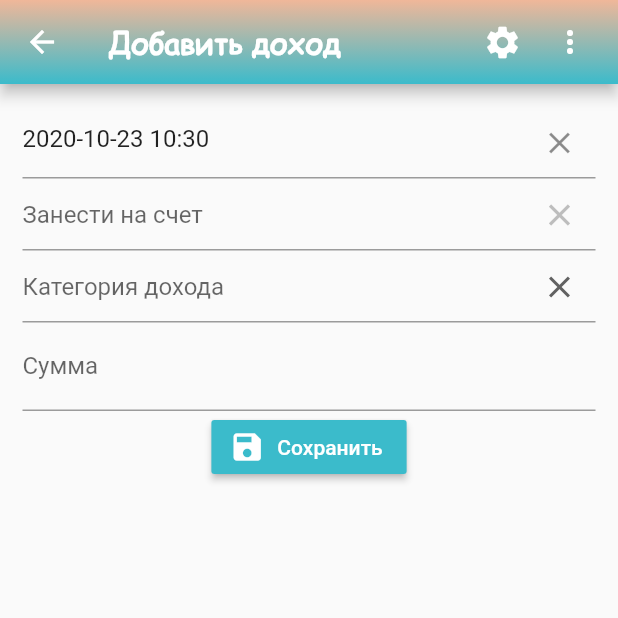
After one commit to DonMins/home_bookkeeping, a Flutter app: the Income screen opened directly, after a tap on the "add" icon, on a phone screen of 412 x 824 dp, the top half of it. The commit adds this screen. Run offline on Flutter 3.47's test engine with Material 2 defaults, Android fonts, the phone set to English and light mode, and no system bars; drawn by our look-alikes of datetime_picker_formfield; our stand-ins replace basic_utils, dropdown_formfield, sqflite; missing offline and left inert: dart:ffi; accounts and stored records are empty.

Commit message:
added income page

```diff
--- a/lib/Accounts.dart
+++ b/lib/Accounts.dart
@@ -3,7 +3,7 @@ import 'package:flutter/material.dart';
 import 'package:basic_utils/basic_utils.dart';
 
 import 'AddAccounts.dart';
-import 'db/AccountDB.dart';
+import 'db/AccountDb.dart';
 import 'db/HelperDB.dart';
 
 class Accounts extends StatefulWidget {
--- a/lib/AddAccounts.dart
+++ b/lib/AddAccounts.dart
@@ -2,9 +2,7 @@ import 'package:flutter/cupertino.dart';
 import 'package:flutter/material.dart';
 import 'package:flutter/services.dart';
 import 'package:sqflite/sqflite.dart';
-
-import 'Accounts.dart';
-import 'db/AccountDB.dart';
+import 'db/AccountDb.dart';
 import 'db/HelperDB.dart';
 
 class AddAccounts extends StatefulWidget {
--- /dev/null
+++ b/lib/AddIncome.dart
@@ -0,0 +1,229 @@
+import 'package:flutter/cupertino.dart';
+import 'package:flutter/material.dart';
+import 'package:flutter/services.dart';
+import 'package:home_bookkeeping/IncomeCategory.dart';
+import 'package:home_bookkeeping/db/AccountDb.dart';
+import 'package:sqflite/sqflite.dart';
+import 'package:datetime_picker_formfield/datetime_picker_formfield.dart';
+import 'package:intl/intl.dart';
+import 'package:dropdown_formfield/dropdown_formfield.dart';
+
+import 'db/HelperDB.dart';
+import 'db/IncomeCategoryDb.dart';
+import 'db/IncomeDb.dart';
+
+class AddIncome extends StatefulWidget {
+  AddIncome(
+      {Key key, this.title, this.isUpdating, this.curUserId, this.nameCategory})
+      : super(key: key);
+
+  final String title;
+  final String nameCategory;
+  final bool isUpdating;
+  final int curUserId;
+
+  @override
+  State<StatefulWidget> createState() {
+    return AddIncomeForm(title, isUpdating, curUserId, nameCategory);
+  }
+}
+
+class AddIncomeForm extends State<AddIncome> {
+  String title;
+
+  AddIncomeForm(this.title, this.isUpdating, this.curUserId, this.nameCategory);
+
+  Future<List<IncomeCategoryDb>> incomeCategoryDb;
+  List<DropdownMenuItem<String>> listCategory;
+  List<DropdownMenuItem<String>> listAccount;
+  TextEditingController controller = TextEditingController();
+  int curUserId;
+  String account;
+  int id;
+  DateTime date;
+  String nameCategory;
+  double amount;
+
+  final formKey = new GlobalKey<FormState>();
+  var dbHelper;
+  bool isUpdating;
+  String _myActivity;
+
+  @override
+  void initState() {
+    super.initState();
+    listCategory = [];
+    listAccount = [];
+    dbHelper = HelperDB();
+    dbHelper.getIncomeCategory().then((row) {
+      row.map((map) {
+        return getDropDownWidgetCategory(map);
+      }).forEach((dropDownItems) {
+        listCategory.add(dropDownItems);
+      });
+      setState(() {});
+    });
+
+    dbHelper.getAccounts().then((row) {
+      row.map((map) {
+        return getDropDownWidgetAccounts(map);
+      }).forEach((dropDownItems) {
+        listAccount.add(dropDownItems);
+      });
+      setState(() {});
+    });
+  }
+
+  DropdownMenuItem<String> getDropDownWidgetCategory(IncomeCategoryDb map) {
+    return DropdownMenuItem<String>(
+      value: map.nameCategory,
+      child: Text(map.nameCategory),
+    );
+  }
+  DropdownMenuItem<String> getDropDownWidgetAccounts(AccountDb map) {
+    return DropdownMenuItem<String>(
+      value: map.name,
+      child: Text(map.name),
+    );
+  }
+
+
+  validate() {
+    if (formKey.currentState.validate()) {
+      formKey.currentState.save();
+      if (isUpdating) {
+        IncomeDb e = IncomeDb(id, date, amount, account, nameCategory);
+        dbHelper.updateIncome(e);
+        setState(() {
+          isUpdating = false;
+        });
+      } else {
+        IncomeDb e = IncomeDb(null, date, amount, account, nameCategory);
+        dbHelper.saveIncome(e);
+      }
+      Navigator.pop(context, true);
+    }
+  }
+
+  @override
+  Widget build(BuildContext context) {
+    return Scaffold(
+      appBar: AppBar(
+        title: Text(
+          title,
+          style: TextStyle(
+            fontFamily: 'Comic',
+            fontWeight: FontWeight.bold,
+          ),
+        ),
+        actions: <Widget>[
+          Padding(
+              padding: EdgeInsets.only(right: 20.0),
+              child: GestureDetector(
+                onTap: () {},
+                child: Icon(
+                  Icons.settings,
+                  size: 26.0,
+                ),
+              )),
+          Padding(
+              padding: EdgeInsets.only(right: 20.0),
+              child: GestureDetector(
+                onTap: () {},
+                child: Icon(Icons.more_vert),
+              )),
+        ],
+        flexibleSpace: Container(
+            decoration: BoxDecoration(
+                gradient: LinearGradient(
+                    begin: Alignment.topCenter,
+                    end: Alignment.bottomCenter,
+                    colors: <Color>[
+              Color.fromRGBO(240, 183, 153, 1),
+              Color.fromRGBO(59, 187, 203, 1)
+            ]))),
+      ),
+      body: Form(
+          key: formKey,
+          child: Padding(
+              padding: EdgeInsets.all(15.0),
+              child: Column(
+                  mainAxisAlignment: MainAxisAlignment.center,
+                  mainAxisSize: MainAxisSize.min,
+                  verticalDirection: VerticalDirection.down,
+                  children: <Widget>[
+                    DateTimeField(
+                      format: DateFormat("yyyy-MM-dd HH:mm"),
+                      initialValue: DateTime.now(),
+                      validator: (val) => val == null ? 'Заполните дату' : null,
+                      onShowPicker: (context, currentValue) async {
+                        final date = await showDatePicker(
+                            context: context,
+                            firstDate: DateTime(1900),
+                            initialDate: DateTime.now(),
+                            lastDate: DateTime(2100));
+                        if (date != null) {
+                          final time = await showTimePicker(
+                            context: context,
+                            initialTime: TimeOfDay.fromDateTime(
+                                currentValue ?? DateTime.now()),
+                          );
+                          return DateTimeField.combine(date, time);
+                        } else {
+                          return currentValue;
+                        }
+                      },
+                    ),
+                    DropdownButtonFormField(
+                      // value: listCategory.length == 0 ? "" : listCategory[0].value,
+                      onChanged: (value) {},
+                      validator: (val) => val == null ? 'Выберите счет' : null,
+                      decoration: InputDecoration( hintText: 'Занести на счет',
+                        suffixIcon: IconButton(
+                          icon: Icon(Icons.clear),
+                          onPressed: () {
+                            formKey.currentState.reset();
+                          },
+                        ),
+                      ),
+                      items: listAccount,
+                    ),
+                    DropdownButtonFormField(
+                      // value: listCategory.length == 0 ? "" : listCategory[0].value,
+                      onChanged: (value) {},
+                      validator: (val) => val == null ? 'Выберите категорию' : null,
+                      decoration: InputDecoration(
+                        hintText: 'Категория дохода',
+                        suffixIcon: IconButton(
+                          icon: Icon(Icons.clear),
+                          onPressed: () {
+                            formKey.currentState.reset();
+                          },
+                        ),
+                      ),
+                      items: listCategory,
+                    ),
+                    TextFormField(
+                      controller: TextEditingController(
+                          text: amount == null ? "" : amount.toString()),
+                      keyboardType: TextInputType.number,
+                      inputFormatters: [
+                        FilteringTextInputFormatter.allow(
+                            RegExp(r'[0-9]+([.][0-9]*)?|[.][0-9]+'))
+                      ],
+                      decoration: InputDecoration(labelText: 'Сумма'),
+                      validator: (val) =>
+                          val.length == 0 ? 'Введите сумму дохода' : null,
+                      onSaved: (val) => amount = double.parse(val),
+                    ),
+                    RaisedButton.icon(
+                      onPressed: validate,
+                      color: Color.fromRGBO(59, 187, 203, 1),
+                      textColor: Colors.white,
+                      icon: Icon(Icons.save),
+                      label: Text('Сохранить'),
+                    ),
+                  ]))),
+    );
+  }
+}
--- /dev/null
+++ b/lib/Income.dart
@@ -0,0 +1,166 @@
+import 'package:flutter/cupertino.dart';
+import 'package:flutter/material.dart';
+import 'AddIncome.dart';
+import 'AddIncomeCategory.dart';
+import 'db/HelperDB.dart';
+import 'db/IncomeCategoryDb.dart';
+import 'db/IncomeDb.dart';
+import 'package:basic_utils/basic_utils.dart';
+
+class Income extends StatefulWidget {
+  Income({Key key, this.title}) : super(key: key);
+
+  @override
+  State<StatefulWidget> createState() {
+    return IncomeForm(title);
+  }
+
+  final String title;
+}
+
+class IncomeForm extends State<Income> {
+  Future<List<IncomeDb>> incomeDb;
+  TextEditingController controller = TextEditingController();
+  String nameCategory;
+  String title;
+  int curUserId;
+
+  IncomeForm(this.title);
+
+  final formKey = new GlobalKey<FormState>();
+  var dbHelper;
+  bool isUpdating;
+
+  @override
+  void initState() {
+    super.initState();
+    dbHelper = HelperDB();
+    isUpdating = false;
+    refreshList();
+  }
+  prettify(str) {
+    var arr = str.split(".");
+    return StringUtils.reverse(StringUtils.addCharAtPosition(
+        StringUtils.reverse(arr[0]), " ", 3,
+        repeat: true)) +
+        "." +
+        arr[1];
+  }
+  refreshList() {
+    setState(() {
+      incomeDb = dbHelper.getIncome();
+    });
+  }
+
+  list() {
+    return FutureBuilder<List<IncomeDb>>(
+        future: incomeDb,
+        builder: (context, snapshot) {
+          if (snapshot.hasData) {
+            return ListView.builder(
+              itemCount: snapshot.data.length,
+              itemBuilder: (BuildContext context, int index) {
+                IncomeDb item = snapshot.data[index];
+                return Card(
+                    child: ListTile(
+                      leading: Icon(
+                        Icons.account_balance_wallet,
+                        color: Colors.red,
+                        size: 50,
+                      ),
+                      title: Row(
+                          mainAxisAlignment: MainAxisAlignment.spaceBetween,
+                          children: <Widget>[
+                        Text(item.account == null ? "" : item.account),
+                        Text(prettify(item.amount.toString()) + 'p',
+                                style: TextStyle(
+                                    fontWeight: FontWeight.bold, fontSize: 16)),
+                          ]),
+                      subtitle: Text(item.nameCategory == null ? "" : item.nameCategory),
+                      trailing: new PopupMenuButton(
+                        itemBuilder: (_) => <PopupMenuItem<String>>[
+                          new PopupMenuItem<String>(
+                              child: const Text('Редактировать'), value: '0'),
+                          new PopupMenuItem<String>(
+                              child: const Text('Удалить'), value: '1'),
+
+                        ],
+                        onSelected: (val) async {
+                          if (val == '1') {
+                            dbHelper.deleteIncome(item.id);
+                            refreshList();
+                          }
+                        },
+                      ),
+                      onTap: () async {
+                        // Object refresh = await Navigator.push(
+                        //     context,
+                        //     MaterialPageRoute(
+                        //         builder: (context) => AddAccounts(
+                        //             title: "Обновить счёт",
+                        //             isUpdating: true,
+                        //             curUserId: item.id)));
+                        // if (refresh != null) refreshList();
+                      },
+                    ));
+              },
+            );
+          } else {
+            return Center(child: CircularProgressIndicator());
+          }
+        });
+  }
+
+  @override
+  Widget build(BuildContext context) {
+    return new Scaffold(
+      appBar: AppBar(
+        title: Text(
+          title,
+          style: TextStyle(
+            fontFamily: 'Comic',
+            fontWeight: FontWeight.bold,
+          ),
+        ),
+        actions: <Widget>[
+          Padding(
+              padding: EdgeInsets.only(right: 20.0),
+              child: GestureDetector(
+                onTap: () {},
+                child: Icon(
+                  Icons.settings,
+                  size: 26.0,
+                ),
+              )),
+          Padding(
+              padding: EdgeInsets.only(right: 20.0),
+              child: GestureDetector(
+                onTap: () {},
+                child: Icon(Icons.more_vert),
+              )),
+        ],
+        flexibleSpace: Container(
+            decoration: BoxDecoration(
+                gradient: LinearGradient(
+                    begin: Alignment.topCenter,
+                    end: Alignment.bottomCenter,
+                    colors: <Color>[
+                      Color.fromRGBO(240, 183, 153, 1),
+                      Color.fromRGBO(59, 187, 203, 1)
+                    ]))),
+      ),
+      body: list(),
+      floatingActionButton: new FloatingActionButton(
+        onPressed: () async {
+          Object refresh = await Navigator.push(
+              context,
+              MaterialPageRoute(
+                  builder: (context) => AddIncome(
+                      title: "Добавить доход", isUpdating: false)));
+          if (refresh != null) refreshList();
+        },
+        child: new Icon(Icons.add),
+      ),
+    );
+  }
+}
--- a/lib/StartPage.dart
+++ b/lib/StartPage.dart
@@ -1,5 +1,6 @@
 import 'package:flutter/cupertino.dart';
 import 'package:flutter/material.dart';
+import 'package:home_bookkeeping/Income.dart';
 import 'package:home_bookkeeping/IncomeCategory.dart';
 import 'package:home_bookkeeping/db/ExpenseCategoryDb.dart';
 
@@ -61,7 +62,7 @@ class StartPage extends StatelessWidget {
                     mainAxisAlignment: MainAxisAlignment.spaceAround,
                     children: [
                       _getIconSurveys("icon/bank.png", 'Счета',context,(context) => Accounts(title:"Счета")),
-                      _getIconSurveys("icon/income.png", 'Доходы',context,(context) => Accounts(title:"Доходы")),
+                      _getIconSurveys("icon/income.png", 'Доходы',context,(context) => Income(title:"Доходы")),
                       _getIconSurveys("icon/spend.png", 'Расходы',context,(context) => Accounts(title:"Расходы")),
                     ],
                   ),
@@ -70,7 +71,7 @@ class StartPage extends StatelessWidget {
                     children: [
                       _getIconSurveys("icon/down.png", 'Категории\nрасходов',context,(context) => ExpenseCategory(title:"Категории расходов")),
                       _getIconSurveys("icon/up.png", 'Категории\nдоходов',context,(context) => IncomeCategory(title:"Категории доходов")),
-                      _getIconSurveys("icon/xz.png", 'Что - то',context,(context) => {}),
+                      _getIconSurveys("icon/transfer.png", 'Переводы',context,(context) => Income(title:"Переводы")),
                     ],
                   ),
                 ]))));
--- a/lib/db/HelperDB.dart
+++ b/lib/db/HelperDB.dart
@@ -1,10 +1,11 @@
 import 'dart:async';
 import 'dart:io' as io;
+import 'package:home_bookkeeping/db/IncomeDb.dart';
 import 'package:path/path.dart';
 import 'package:path_provider/path_provider.dart';
 import 'package:sqflite/sqflite.dart';
 
-import 'AccountDB.dart';
+import 'AccountDb.dart';
 import 'ExpenseCategoryDb.dart';
 import 'IncomeCategoryDb.dart';
 
@@ -14,11 +15,15 @@ class HelperDB {
   static const String ID = 'id';
   static const String NAME = 'name';
   static const String BALANCE = 'balance';
+  static const String AMOUNT = 'amount';
+  static const String DATE = 'date';
+  static const String ACCOUNT = 'account';
   static const String CART_NUM = 'cartNum';
   static const String DESCRIPTION = 'description';
   static const String TABLE_ACCOUNT = 'account_table1';
   static const String NAME_CATEGORY = 'nameCategory';
   static const String TABLE_INCOME_CATEGORY = 'income_category';
+  static const String TABLE_INCOME = 'income';
   static const String TABLE_EXPENSE_CATEGORY = 'expense_category ';
   static const String DB_NAME = 'home_bookkeeping.db';
 
@@ -53,6 +58,17 @@ class HelperDB {
 
     await db
         .execute("CREATE TABLE $TABLE_EXPENSE_CATEGORY ($ID INTEGER PRIMARY KEY, $NAME_CATEGORY TEXT)");
+
+    await db
+        .execute("CREATE TABLE $TABLE_INCOME ($ID INTEGER PRIMARY KEY, "
+        "$NAME_CATEGORY TEXT,"
+        "$ACCOUNT INTEGER,"
+        "$AMOUNT REAL,"
+        "$DATE DATE"
+        ")");
+
+      var query = "INSERT INTO $TABLE_INCOME_CATEGORY ($NAME_CATEGORY) VALUES ('Зарплата')";
+      await db.rawInsert(query);
   }
 
   Future<AccountDb> saveAccount(AccountDb account) async {
@@ -152,8 +168,39 @@ class HelperDB {
         where: '$ID = ?', whereArgs: [expenseCategory.id]);
   }
 
+  Future<IncomeDb> saveIncome(IncomeDb incomeDb) async {
+    var dbClient = await db;
+    incomeDb.id = await dbClient.insert(TABLE_INCOME, incomeDb.toMap());
+    return incomeDb;
+  }
+
+  Future<List<IncomeDb>> getIncome() async {
+    var dbClient = await db;
+    // List<Map> maps = await dbClient.query(TABLE, columns: [ID, NAME_CATEGORY]);
+    List<Map> maps = await dbClient.rawQuery("SELECT * FROM $TABLE_INCOME");
+    List<IncomeDb> incomeDb = [];
+    if (maps.length > 0) {
+      for (int i = 0; i < maps.length; i++) {
+        incomeDb.add(IncomeDb.fromMap(maps[i]));
+      }
+    }
+    return incomeDb;
+  }
+
+  Future<int> deleteIncome(int id) async {
+    var dbClient = await db;
+    return await dbClient.delete(TABLE_INCOME, where: '$ID = ?', whereArgs: [id]);
+  }
+
+  Future<int> updateIncome(IncomeDb incomeDb) async {
+    var dbClient = await db;
+    return await dbClient.update(TABLE_EXPENSE_CATEGORY, incomeDb.toMap(),
+        where: '$ID = ?', whereArgs: [incomeDb.id]);
+  }
+
   Future close() async {
     var dbClient = await db;
     dbClient.close();
   }
+
 }
--- /dev/null
+++ b/lib/db/IncomeDb.dart
@@ -0,0 +1,33 @@
+import 'dart:ffi';
+
+import 'package:home_bookkeeping/db/AccountDb.dart';
+import 'package:home_bookkeeping/db/IncomeCategoryDb.dart';
+
+class IncomeDb {
+  int id;
+  DateTime date;
+  double amount;
+  String account;
+  String nameCategory;
+
+  IncomeDb(this.id, this.date,this.amount,this.account, this.nameCategory);
+
+  Map<String, dynamic> toMap() {
+    var map = <String, dynamic>{
+      'id': id,
+      'date': date,
+      'amount': amount,
+      'account': account,
+      'nameCategory': nameCategory,
+    };
+    return map;
+  }
+
+  IncomeDb.fromMap(Map<String, dynamic> map) {
+    id = map['id'];
+    date = map['date'];
+    amount = map['amount'];
+    account = map['account'];
+    nameCategory = map['nameCategory'];
+  }
+}
--- a/pubspec.yaml
+++ b/pubspec.yaml
@@ -26,6 +26,9 @@ dependencies:
   sqflite: ^1.3.0
   path_provider: ^1.5.1
   basic_utils: ^2.7.0-rc.1
+  datetime_picker_formfield: ^1.0.0
+  dropdown_formfield: ^0.1.3
+
 
 
   # The following adds the Cupertino Icons font to your application.
@@ -61,6 +64,7 @@ flutter:
     - icon/down.png
     - icon/2.jpg
     - icon/3.jpg
+    - icon/transfer.png
 
 
   # An image asset can refer to one or more resolution-specific "variants", see
```
Also changed, not shown: icon/transfer.png (added), lib/AddExpenses.dart (added), lib/Expenses.dart (added), lib/db/AccountDb.dart (renamed from lib/db/AccountDB.dart), lib/db/ExpensesDb.dart (added).
